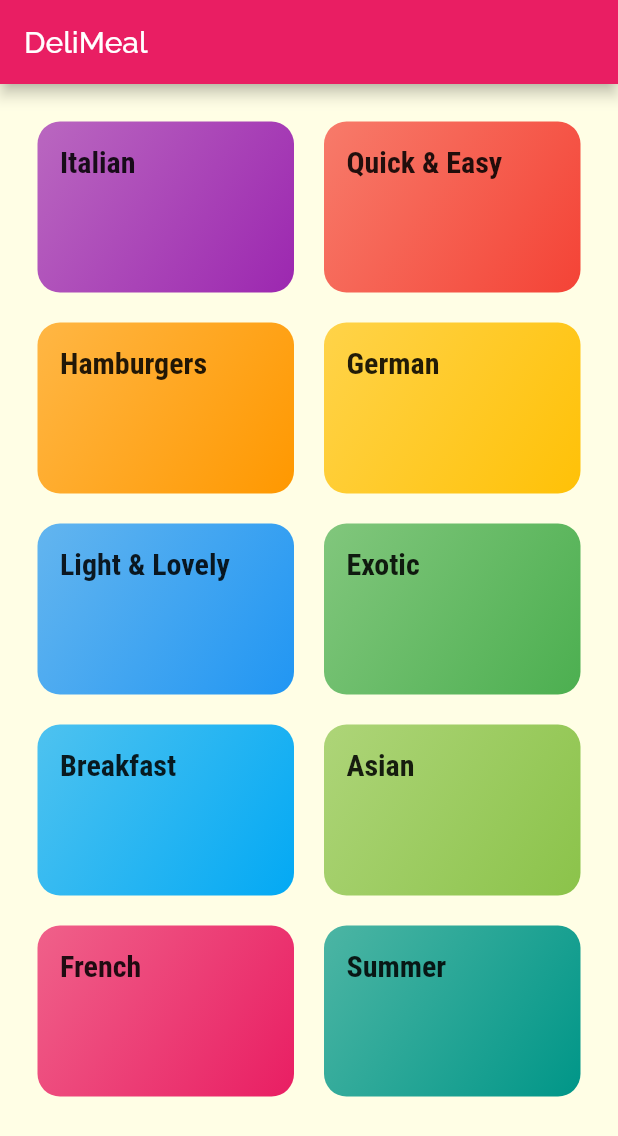
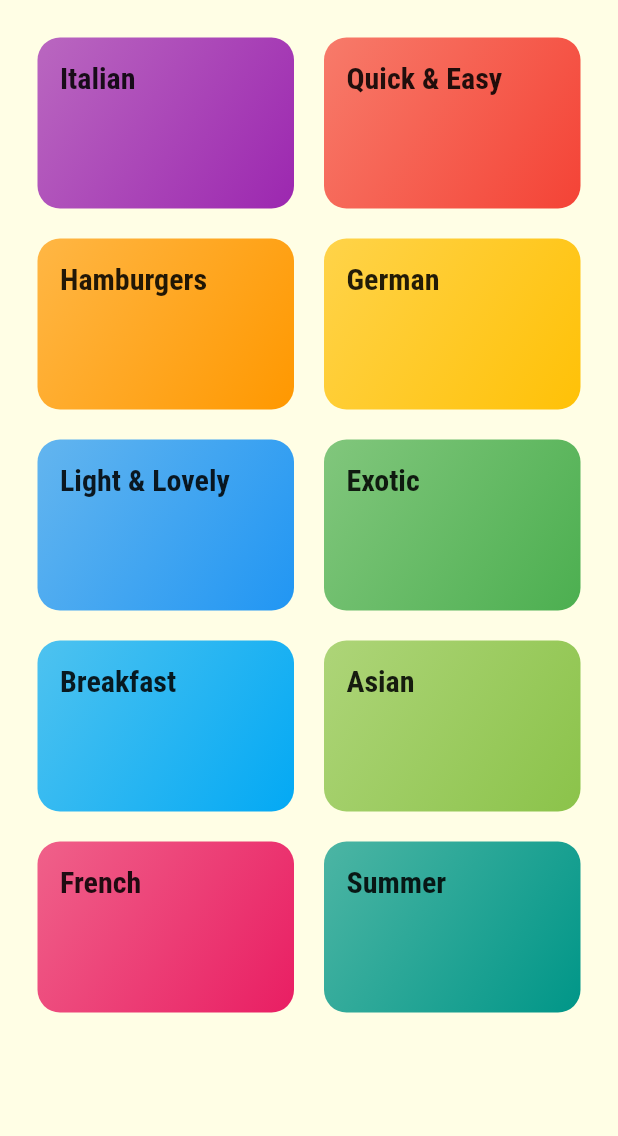
Before and after one commit to princenyamadi/meals-app, a Flutter app: the screen it shows after launch, on a phone screen of 412 x 824 dp. Shown: the top 1136 px of the screen. Run offline on Flutter 3.47's test engine with Material 2 defaults, Android fonts, the phone set to English and light mode, and no system bars.

Commit message:
style: removed appbar

```diff
--- a/lib/screens/categories_screen.dart
+++ b/lib/screens/categories_screen.dart
@@ -7,9 +7,6 @@ class CategoriesScreen extends StatelessWidget {
   @override
   Widget build(BuildContext context) {
     return Scaffold(
-      appBar: AppBar(
-        title: Text('DeliMeal'),
-      ),
       body: GridView(
         padding: const EdgeInsets.all(25),
         children: DUMMY_CATEGORIES
```
